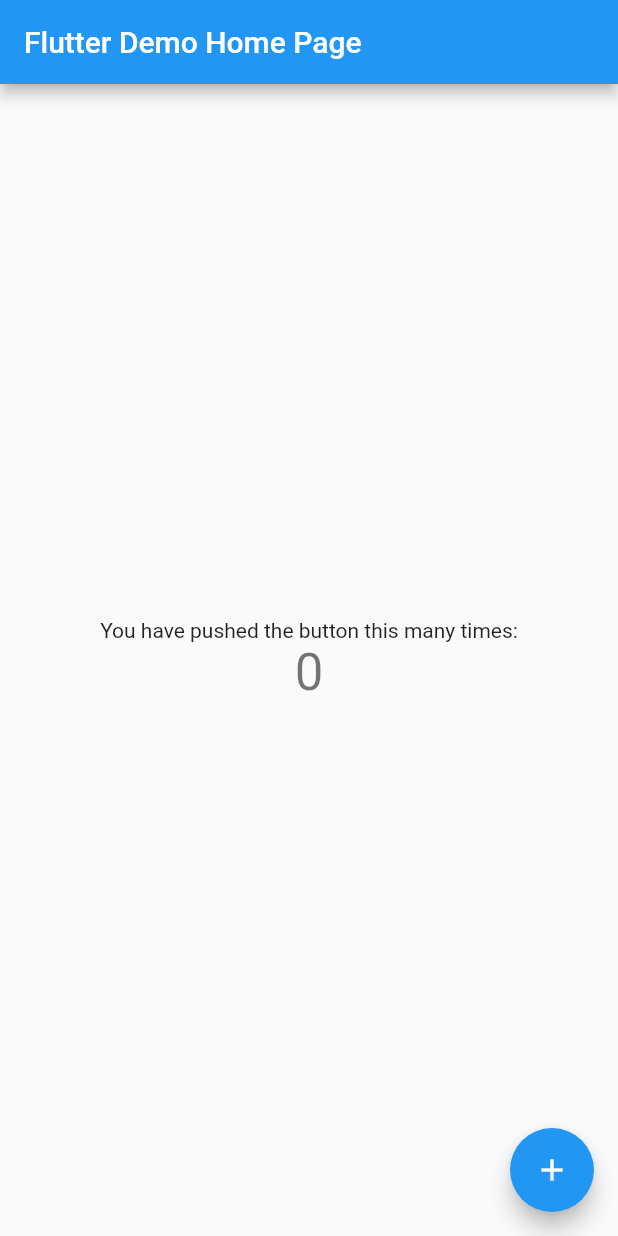
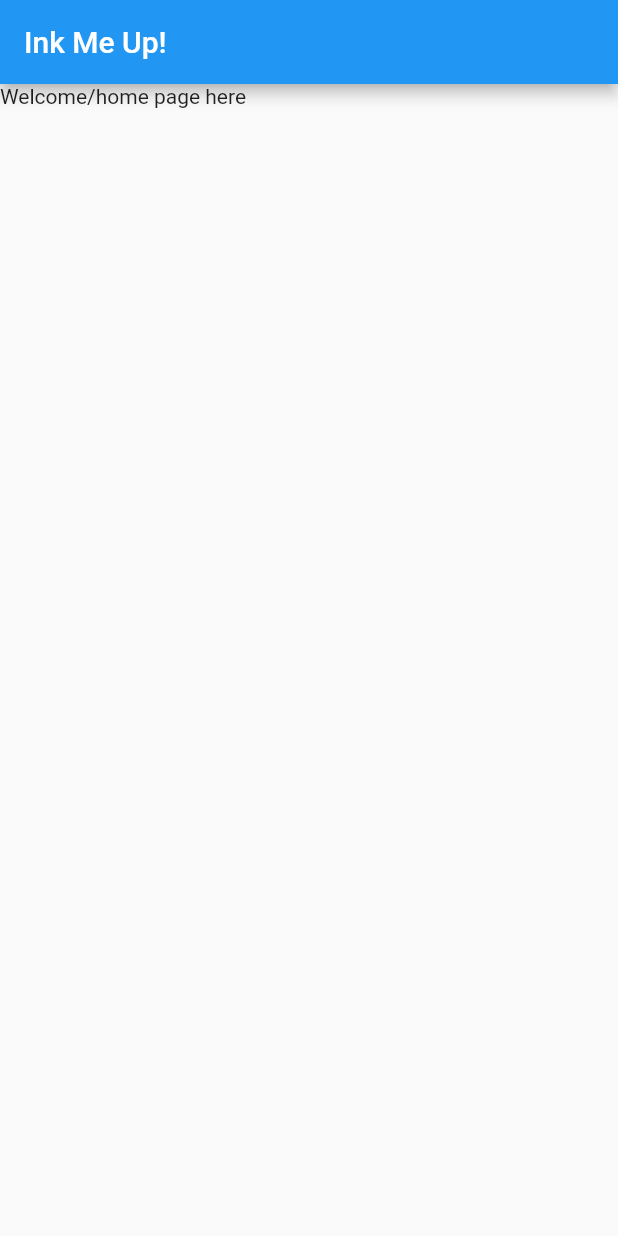
Before and after one commit to freanuperiaa/ink_me_up, a Flutter app: the screen it shows after launch, on a phone screen of 412 x 824 dp. Run offline on Flutter 3.47's test engine with Material 2 defaults, Android fonts, the phone set to English and light mode, and no system bars.

Commit message:
added splash icon, and some stuff.

```diff
--- a/lib/main.dart
+++ b/lib/main.dart
@@ -1,4 +1,4 @@
 import 'package:flutter/material.dart';
-import 'package:ink_me_up/screens/app.dart';
+import 'package:ink_me_up/src/app.dart';
 
 void main() => runApp(MyApp());
--- a/lib/screens/app.dart
+++ /dev/null
@@ -1,111 +0,0 @@
-import 'package:flutter/material.dart';
-
-void main() => runApp(MyApp());
-
-class MyApp extends StatelessWidget {
-  // This widget is the root of your application.
-  @override
-  Widget build(BuildContext context) {
-    return MaterialApp(
-      title: 'Flutter Demo',
-      theme: ThemeData(
-        // This is the theme of your application.
-        //
-        // Try running your application with "flutter run". You'll see the
-        // application has a blue toolbar. Then, without quitting the app, try
-        // changing the primarySwatch below to Colors.green and then invoke
-        // "hot reload" (press "r" in the console where you ran "flutter run",
-        // or simply save your changes to "hot reload" in a Flutter IDE).
-        // Notice that the counter didn't reset back to zero; the application
-        // is not restarted.
-        primarySwatch: Colors.blue,
-      ),
-      home: MyHomePage(title: 'Flutter Demo Home Page'),
-    );
-  }
-}
-
-class MyHomePage extends StatefulWidget {
-  MyHomePage({Key key, this.title}) : super(key: key);
-
-  // This widget is the home page of your application. It is stateful, meaning
-  // that it has a State object (defined below) that contains fields that affect
-  // how it looks.
-
-  // This class is the configuration for the state. It holds the values (in this
-  // case the title) provided by the parent (in this case the App widget) and
-  // used by the build method of the State. Fields in a Widget subclass are
-  // always marked "final".
-
-  final String title;
-
-  @override
-  _MyHomePageState createState() => _MyHomePageState();
-}
-
-class _MyHomePageState extends State<MyHomePage> {
-  int _counter = 0;
-
-  void _incrementCounter() {
-    setState(() {
-      // This call to setState tells the Flutter framework that something has
-      // changed in this State, which causes it to rerun the build method below
-      // so that the display can reflect the updated values. If we changed
-      // _counter without calling setState(), then the build method would not be
-      // called again, and so nothing would appear to happen.
-      _counter++;
-    });
-  }
-
-  @override
-  Widget build(BuildContext context) {
-    // This method is rerun every time setState is called, for instance as done
-    // by the _incrementCounter method above.
-    //
-    // The Flutter framework has been optimized to make rerunning build methods
-    // fast, so that you can just rebuild anything that needs updating rather
-    // than having to individually change instances of widgets.
-    return Scaffold(
-      appBar: AppBar(
-        // Here we take the value from the MyHomePage object that was created by
-        // the App.build method, and use it to set our appbar title.
-        title: Text(widget.title),
-      ),
-      body: Center(
-        // Center is a layout widget. It takes a single child and positions it
-        // in the middle of the parent.
-        child: Column(
-          // Column is also layout widget. It takes a list of children and
-          // arranges them vertically. By default, it sizes itself to fit its
-          // children horizontally, and tries to be as tall as its parent.
-          //
-          // Invoke "debug painting" (press "p" in the console, choose the
-          // "Toggle Debug Paint" action from the Flutter Inspector in Android
-          // Studio, or the "Toggle Debug Paint" command in Visual Studio Code)
-          // to see the wireframe for each widget.
-          //
-          // Column has various properties to control how it sizes itself and
-          // how it positions its children. Here we use mainAxisAlignment to
-          // center the children vertically; the main axis here is the vertical
-          // axis because Columns are vertical (the cross axis would be
-          // horizontal).
-          mainAxisAlignment: MainAxisAlignment.center,
-          children: <Widget>[
-            Text(
-              'You have pushed the button this many times:',
-            ),
-            Text(
-              '$_counter',
-              style: Theme.of(context).textTheme.display1,
-            ),
-          ],
-        ),
-      ),
-      floatingActionButton: FloatingActionButton(
-        onPressed: _incrementCounter,
-        tooltip: 'Increment',
-        child: Icon(Icons.add),
-      ), // This trailing comma makes auto-formatting nicer for build methods.
-    );
-  }
-}
--- /dev/null
+++ b/lib/src/app.dart
@@ -0,0 +1,37 @@
+import 'package:flutter/material.dart';
+
+void main() => runApp(MyApp());
+
+class MyApp extends StatelessWidget{
+  @override
+  Widget build(BuildContext context){
+    return MaterialApp(
+      title: 'Ink Me Up!',
+      home: Splash(),
+
+    );
+  }
+}
+
+class Splash extends StatelessWidget{
+  @override
+  Widget build(BuildContext context){
+    if (1==1){ // in this condition, it should check if user is authenticated.
+      print('');
+      return Scaffold(
+        appBar: AppBar(
+          title: Text('Ink Me Up!'),
+        ),
+        body: Text('Welcome/home page here'),
+      );
+    }else{
+      print('not yet authenticated');
+      return Scaffold(
+        appBar: AppBar(
+          title: Text('Ink Me Up!'),
+        ),
+        body: Text('login/signup here'),
+      );
+    }
+  }
+}
--- /dev/null
+++ b/lib/src/utils/utils.dart
@@ -0,0 +1,7 @@
+
+
+class Helper{
+  int variable = 0;
+}
+
+var helper = Helper();
```
Also changed, not shown: pubspec.yaml (+11 -0 lines), assets/icon/inkmeup.png (added), lib/generated/i18n.dart (added), lib/src/generated/i18n.dart (added), pubspec.lock, 30 other files.
